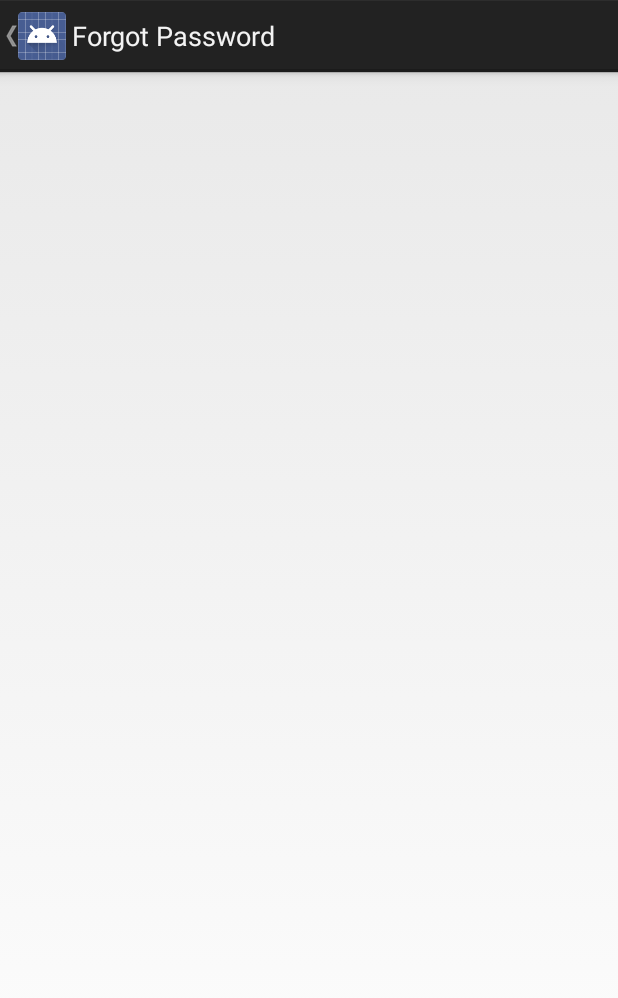
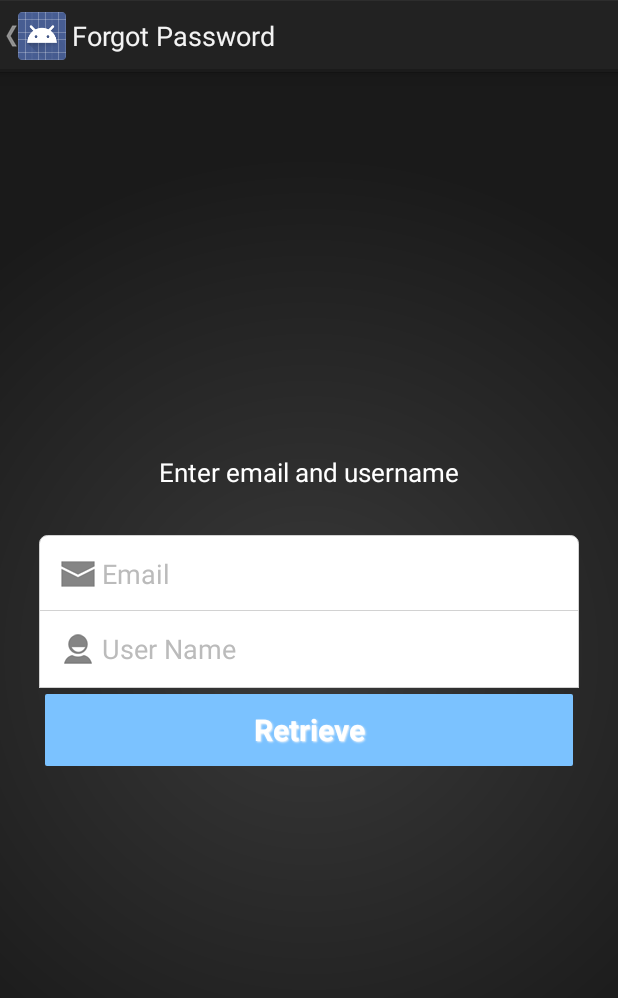
Before and after one commit to Xeaphii/Multilingual-autonomous-proffer-framework, an Android app: the ForgotPassword screen opened directly, with no data from a screen before it, on a phone screen of 412 x 824 dp. Shown: the top 998 px of the screen. Run offline under Robolectric (Android 15) with nearby library versions, the phone set to English and light mode, and no system bars.

Commit message:
Sign in/up tweaking and sanitizing finished

```diff
--- a/app/src/main/java/androidassignment/crossover/com/androidassignment/SignUp.java
+++ b/app/src/main/java/androidassignment/crossover/com/androidassignment/SignUp.java
@@ -44,13 +44,13 @@ public class SignUp extends Activity {
         SignUpUser.setOnClickListener(new View.OnClickListener() {
             @Override
             public void onClick(View v) {
-                if (isEmailValid(email.getText().toString())) {
+                if (isEmailValid(email.getText().toString().trim())) {
                     if (UserName.getText().toString().trim().length() > 5) {
                         if (password.getText().toString().trim().length() > 5) {
                             Boolean check = false;
 
                             check = db.InsertUser(new UserProfile(
-                                    email.getText().toString(),
+                                    email.getText().toString().trim(),
                                     UserName.getText().toString().trim(),
                                     Password.getHash(password.getText().toString().trim())));
 
--- /dev/null
+++ b/app/src/main/res/drawable/radialblack.xml
@@ -0,0 +1,11 @@
+<?xml version="1.0" encoding="utf-8"?>
+<shape xmlns:android="http://schemas.android.com/apk/res/android"
+    android:shape="rectangle">
+
+    <gradient
+        android:endColor="#1a1a1a"
+        android:gradientRadius="500"
+        android:startColor="#3a3a3a"
+        android:type="radial" />
+
+</shape>
--- a/app/src/main/res/layout/add_auction.xml
+++ b/app/src/main/res/layout/add_auction.xml
@@ -1,7 +1,7 @@
 <RelativeLayout xmlns:android="http://schemas.android.com/apk/res/android"
     android:layout_width="match_parent"
     android:layout_height="match_parent"
-    android:background="@drawable/radialback">
+    android:background="@drawable/radialblack">
 
 
     <ScrollView
--- a/app/src/main/res/layout/auction_bid.xml
+++ b/app/src/main/res/layout/auction_bid.xml
@@ -1,7 +1,7 @@
 <RelativeLayout xmlns:android="http://schemas.android.com/apk/res/android"
     android:layout_width="match_parent"
     android:layout_height="match_parent"
-    android:background="@drawable/radialback">
+    android:background="@drawable/radialblack">
 
 
     <ScrollView
--- a/app/src/main/res/layout/auctioned_history.xml
+++ b/app/src/main/res/layout/auctioned_history.xml
@@ -1,6 +1,6 @@
 <LinearLayout xmlns:android="http://schemas.android.com/apk/res/android"
     android:layout_width="match_parent"
-    android:background="@drawable/radialback"
+    android:background="@drawable/radialblack"
     android:orientation="vertical"
     android:layout_height="match_parent">
 
--- a/app/src/main/res/layout/change_password.xml
+++ b/app/src/main/res/layout/change_password.xml
@@ -3,7 +3,7 @@
     android:layout_width="match_parent"
     android:layout_height="match_parent"
     android:paddingLeft="@dimen/activity_horizontal_margin"
-    android:background="@drawable/radialback"
+    android:background="@drawable/radialblack"
     android:paddingRight="@dimen/activity_horizontal_margin"
     android:paddingTop="@dimen/activity_vertical_margin"
     android:paddingBottom="@dimen/activity_vertical_margin"
--- a/app/src/main/res/layout/dashboard.xml
+++ b/app/src/main/res/layout/dashboard.xml
@@ -6,7 +6,7 @@
     android:paddingLeft="@dimen/activity_horizontal_margin"
     android:paddingRight="@dimen/activity_horizontal_margin"
     android:paddingTop="@dimen/activity_vertical_margin"
-    android:background="@drawable/radialback"
+    android:background="@drawable/radialblack"
     tools:context=".MainActivity">
 
     <ListView
--- a/app/src/main/res/layout/edit_auction_item.xml
+++ b/app/src/main/res/layout/edit_auction_item.xml
@@ -1,7 +1,7 @@
 <RelativeLayout xmlns:android="http://schemas.android.com/apk/res/android"
     android:layout_width="match_parent"
     android:layout_height="match_parent"
-    android:background="@drawable/radialback">
+    android:background="@drawable/radialblack">
 
 
     <ScrollView
--- a/app/src/main/res/layout/forgot_password.xml
+++ b/app/src/main/res/layout/forgot_password.xml
@@ -1,6 +1,91 @@
-<?xml version="1.0" encoding="utf-8"?>
-<LinearLayout xmlns:android="http://schemas.android.com/apk/res/android"
-    android:orientation="vertical" android:layout_width="match_parent"
-    android:layout_height="match_parent">
+<RelativeLayout xmlns:android="http://schemas.android.com/apk/res/android"
+    android:layout_width="match_parent"
+    android:layout_height="match_parent"
+    android:background="@drawable/radialblack">
 
-</LinearLayout>
+
+    <ScrollView
+        android:layout_width="fill_parent"
+        android:fillViewport="true"
+        android:layout_height="fill_parent">
+
+        <RelativeLayout
+            android:layout_width="match_parent"
+            android:layout_height="match_parent"
+            android:paddingLeft="@dimen/activity_horizontal_margin"
+            android:background="@drawable/radialblack"
+            android:paddingRight="@dimen/activity_horizontal_margin"
+            android:paddingTop="@dimen/activity_vertical_margin"
+            android:paddingBottom="@dimen/activity_vertical_margin">
+
+
+            <LinearLayout
+                android:id="@+id/log_in_layout"
+                android:orientation="vertical"
+                android:layout_width="match_parent"
+                android:layout_height="wrap_content"
+                android:layout_centerInParent="true"
+                android:padding="10dp">
+
+
+                <EditText
+                    android:id="@+id/etEmail"
+                    android:layout_width="match_parent"
+                    android:layout_height="wrap_content"
+                    android:background="@drawable/edittext_top_bg"
+                    android:padding="10dp"
+                    android:hint="Email"
+                    android:inputType="textEmailAddress"
+                    android:textColorHint="#bbbbbb"
+                    android:drawableLeft="@drawable/email" />
+
+
+                <EditText
+                    android:id="@+id/etUserName"
+                    android:layout_width="match_parent"
+                    android:layout_height="wrap_content"
+                    android:background="@drawable/edittext_default_bg"
+                    android:layout_marginTop="-2dp"
+                    android:padding="10dp"
+                    android:hint="User Name"
+                    android:textColorHint="#bbbbbb"
+                    android:drawableLeft="@drawable/user" />
+
+                <Button
+                    android:id="@+id/btn_retrieve"
+                    android:layout_width="match_parent"
+                    android:layout_height="wrap_content"
+                    android:padding="10dp"
+                    android:layout_margin="4dp"
+                    android:text="@string/retrieve"
+                    style="@style/DefaultButtonText"
+                    android:background="@drawable/button_default_bg" />
+
+            </LinearLayout>
+
+
+            <LinearLayout
+                android:layout_width="wrap_content"
+                android:layout_height="wrap_content"
+                android:paddingBottom="20dp"
+                android:layout_centerHorizontal="true"
+                android:layout_above="@+id/log_in_layout"
+                android:orientation="vertical">
+
+
+                <TextView
+                    android:layout_width="wrap_content"
+                    android:layout_height="wrap_content"
+                    android:text="@string/lost_password"
+                    android:textColor="@color/logo_text"
+                    android:textStyle="normal"
+                    android:layout_gravity="center_horizontal"
+                    android:textSize="17sp" />
+            </LinearLayout>
+
+
+        </RelativeLayout>
+    </ScrollView>
+
+
+</RelativeLayout>
--- a/app/src/main/res/layout/fragment_active_auctions.xml
+++ b/app/src/main/res/layout/fragment_active_auctions.xml
@@ -3,7 +3,7 @@
     android:layout_width="match_parent"
     android:layout_height="match_parent"
 
-    android:background="@drawable/radialback"
+    android:background="@drawable/radialblack"
     tools:context=".MainActivity">
 
     <ListView
--- a/app/src/main/res/layout/fragment_lost_auctions.xml
+++ b/app/src/main/res/layout/fragment_lost_auctions.xml
@@ -3,7 +3,7 @@
     android:layout_width="match_parent"
     android:layout_height="match_parent"
 
-    android:background="@drawable/radialback"
+    android:background="@drawable/radialblack"
     tools:context=".MainActivity">
 
     <ListView
--- a/app/src/main/res/layout/fragment_won_auctions.xml
+++ b/app/src/main/res/layout/fragment_won_auctions.xml
@@ -3,7 +3,7 @@
     android:layout_width="match_parent"
     android:layout_height="match_parent"
 
-    android:background="@drawable/radialback"
+    android:background="@drawable/radialblack"
     tools:context=".MainActivity">
 
     <ListView
--- a/app/src/main/res/values/strings.xml
+++ b/app/src/main/res/values/strings.xml
@@ -44,4 +44,7 @@
     <string name="account">Account</string>
     <string name="auctioned_history_title">History</string>
     <string name="refresh">Refresh</string>
+    <string name="retrieve">Retrieve</string>
+    <string name="lost_password">Enter email and username</string>
+    <string name="new_password">Enter new password</string>
 </resources>
```
Also changed, not shown: app/src/main/AndroidManifest.xml (+10 -0 lines), app/src/main/java/androidassignment/crossover/com/androidassignment/DatabaseHelper.java (+29 -1 lines), app/src/main/java/androidassignment/crossover/com/androidassignment/ForgotPassword.java (+109 -1 lines), app/src/main/res/layout/password_retrieval_dialog.xml (added, +36 -0 lines), app/src/main/res/layout/sign_in.xml (+17 -4 lines), app/src/main/res/layout/sign_up.xml (+17 -4 lines).
